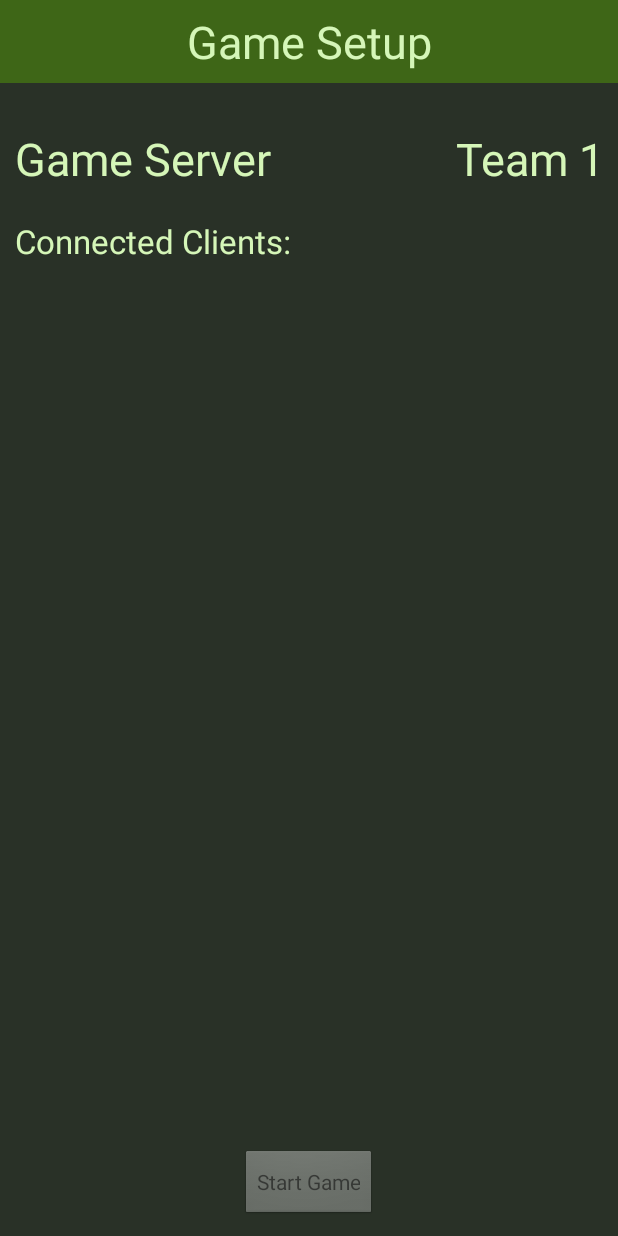
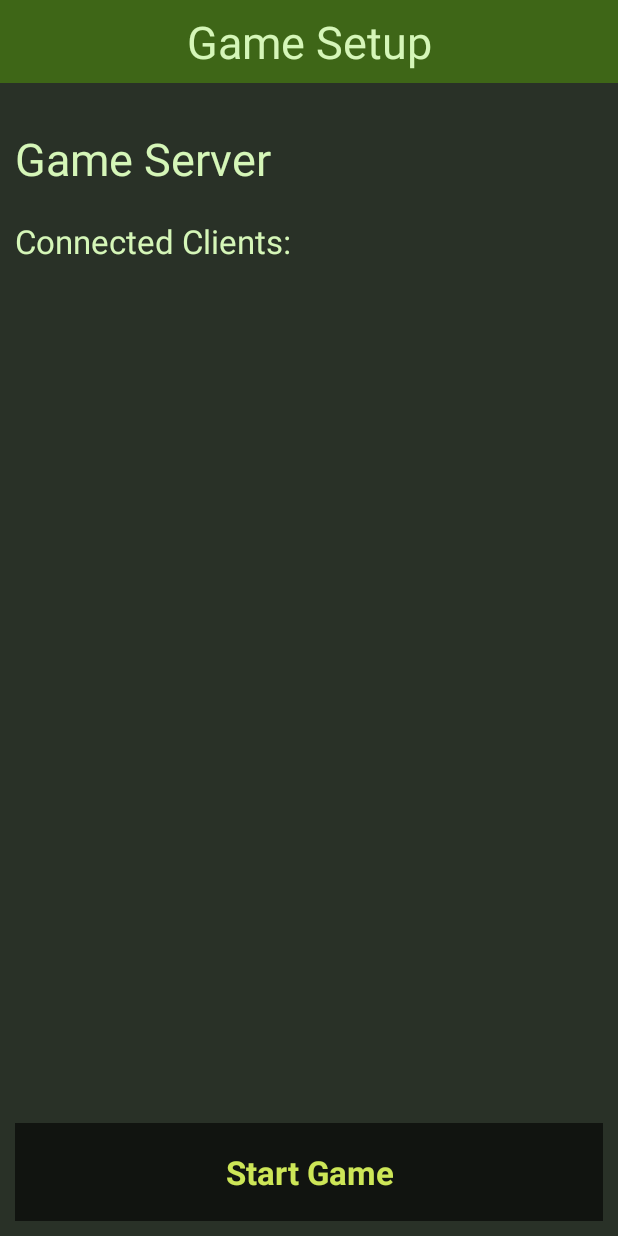
Before and after one commit to mnefzger/PEM_App, an Android app: the screen it shows after launch (BluetoothServerActivity), after a tap on "Create Game", on a phone screen of 412 x 824 dp. Run offline under Robolectric (Android 15) with nearby library versions, the phone set to English and light mode, and no system bars.

Commit message:
some sounds

```diff
--- a/app/src/main/AndroidManifest.xml
+++ b/app/src/main/AndroidManifest.xml
@@ -8,6 +8,7 @@
     <uses-feature android:name="android.hardware.camera" />
     <uses-feature android:name="android.hardware.camera.autofocus" />
     <uses-permission android:name="android.permission.RECORD_AUDIO" />
+    <uses-permission android:name="android.permission.VIBRATE"/>
 
     <application
         android:allowBackup="true"
@@ -39,10 +40,6 @@
             android:label="@string/title_activity_game"
             android:screenOrientation="portrait" >
         </activity>
-        <activity
-            android:name="com.pem.project.pem_app.QRScanActivity"
-            android:label="@string/title_activity_qrscan" >
-        </activity>
     </application>
 
 </manifest>
--- a/app/src/main/java/com/pem/project/pem_app/MainActivity.java
+++ b/app/src/main/java/com/pem/project/pem_app/MainActivity.java
@@ -2,6 +2,7 @@
 
 import android.app.Activity;
 import android.content.Intent;
+import android.media.MediaPlayer;
 import android.os.Bundle;
 import android.view.Menu;
 import android.view.MenuItem;
@@ -38,6 +39,9 @@
             }
         });
 
+        MediaPlayer mediaPlayer = MediaPlayer.create(this, R.raw.jungle);
+        mediaPlayer.start(); // no need to call prepare(); create() does that for you
+
     }
 
     @Override
--- a/app/src/main/res/layout/activity_bluetooth.xml
+++ b/app/src/main/res/layout/activity_bluetooth.xml
@@ -59,13 +59,17 @@
             android:layout_below="@+id/textView" />
 
         <Button
-            android:layout_width="wrap_content"
-            android:layout_height="wrap_content"
+            android:layout_width="fill_parent"
             android:text="Start Game"
             android:id="@+id/startGameButton"
             android:layout_alignParentBottom="true"
             android:layout_centerHorizontal="true"
-            android:enabled="false"/>
+            android:enabled="false"
+            android:layout_height="65dp"
+            android:textStyle="bold"
+            android:textSize="22dp"
+            android:textColor="#cde657"
+            android:background="#95000000"/>
     </RelativeLayout>
 
     <TextView
--- a/app/src/main/res/layout/fragment_game__run_.xml
+++ b/app/src/main/res/layout/fragment_game__run_.xml
@@ -179,7 +179,8 @@
             android:layout_centerVertical="true"
             android:layout_centerHorizontal="true"
             android:textSize="40dp"
-            android:layout_gravity="center" />
+            android:layout_gravity="center"
+            android:textColor="@color/black"/>
 
         <ImageView
             android:layout_width="593dp"
```
Also changed, not shown: app/src/main/java/com/pem/project/pem_app/Game_Rescue_Fragment.java (+14 -4 lines), app/src/main/java/com/pem/project/pem_app/Game_Run_Fragment.java (+14 -1 lines), 4 other files.
